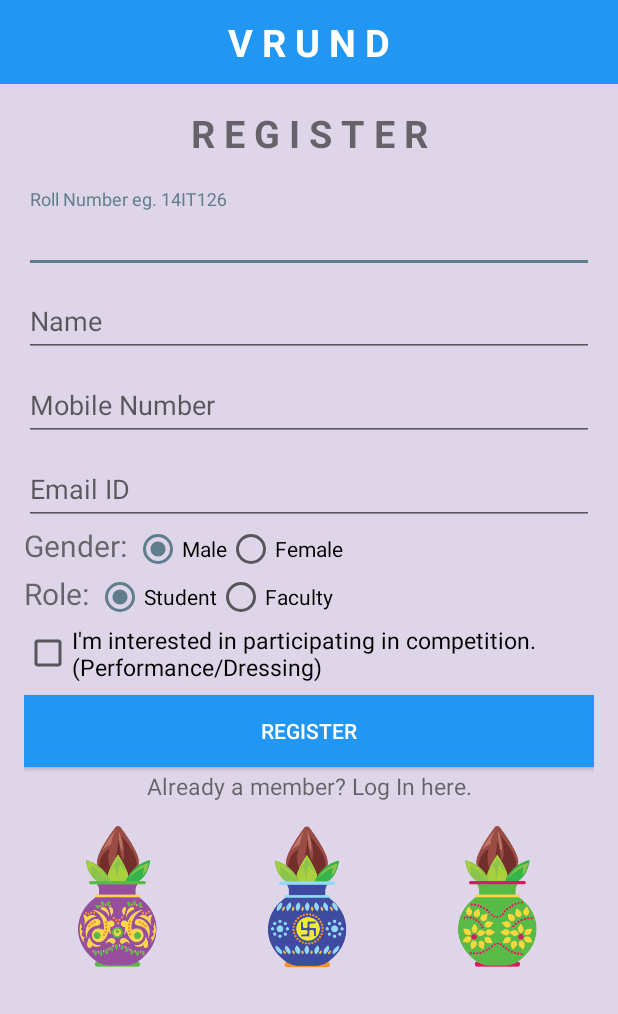
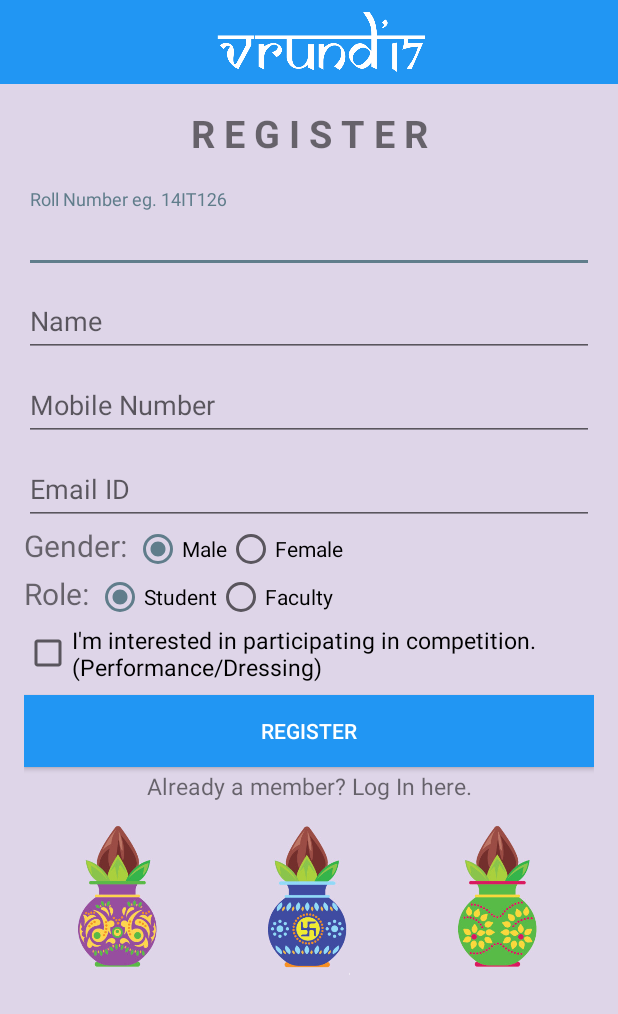
Before and after one commit to yasheth/Vrund, an Android app: the SignUp screen opened directly, with no data from a screen before it, on a phone screen of 412 x 824 dp. Shown: the top 1014 px of the screen. Run offline under Robolectric (Android 15) with nearby library versions, the phone set to English and light mode, and no system bars; our stand-ins replace Firebase (no records; nobody signed in at launch, a user with empty details on screens opened directly).

Commit message:
UI changes SignUp

```diff
--- a/app/src/main/java/charusat/vrund/SignUp.java
+++ b/app/src/main/java/charusat/vrund/SignUp.java
@@ -11,6 +11,7 @@ import android.widget.Button;
 import android.widget.CheckBox;
 import android.widget.EditText;
 import android.widget.RadioButton;
+import android.widget.TextView;
 import android.widget.Toast;
 
 import com.google.android.gms.tasks.OnCompleteListener;
@@ -44,6 +45,7 @@ public class SignUp extends AppCompatActivity {
     private RadioButton rb_female;
     private CheckBox cb_ioc;
     private Button register;
+    private TextView tv_login;
     private FirebaseAuth mAuth;
     private DatabaseReference databaseRef = FirebaseDatabase.getInstance().getReference();
 
@@ -66,6 +68,8 @@ public class SignUp extends AppCompatActivity {
 
         register = (Button) findViewById(R.id.bt_register);
 
+        tv_login = (TextView) findViewById(R.id.tv_login);
+
         mAuth = FirebaseAuth.getInstance();
 
         register.setOnClickListener(new View.OnClickListener() {
@@ -73,6 +77,15 @@ public class SignUp extends AppCompatActivity {
             public void onClick(View v) {
                 registerUser();
 
+            }
+        });
+
+        tv_login.setOnClickListener(new View.OnClickListener() {
+            @Override
+            public void onClick(View v) {
+                Intent i = new Intent(SignUp.this, Login.class);
+                startActivity(i);
+                finish();
             }
         });
     }
--- a/app/src/main/res/layout/activity_sign_up.xml
+++ b/app/src/main/res/layout/activity_sign_up.xml
@@ -14,16 +14,13 @@
         android:layout_height="wrap_content"
         android:background="@color/colorPrimary">
 
-        <TextView
+        <ImageView
             android:id="@+id/current_title"
             android:layout_width="wrap_content"
-            android:layout_height="wrap_content"
+            android:layout_height="40dp"
             android:layout_gravity="center"
             android:gravity="center"
-            android:text="V R U N D"
-            android:textColor="@color/textColorPrimary"
-            android:textSize="25sp"
-            android:textStyle="bold" />
+            android:src="@drawable/vrundtext" />
     </android.support.v7.widget.Toolbar>
 
     <android.support.v4.widget.NestedScrollView
```
Also changed, not shown: app/src/main/java/charusat/vrund/Login.java (+26 -0 lines).
